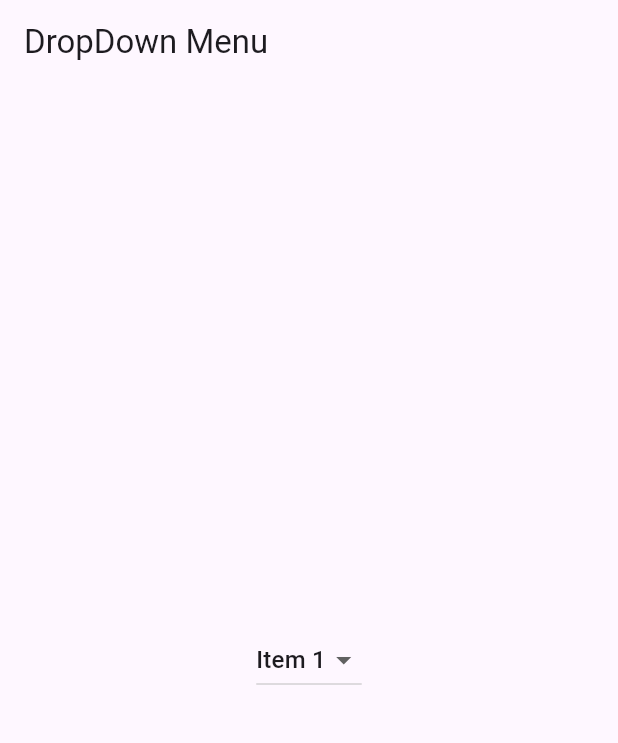
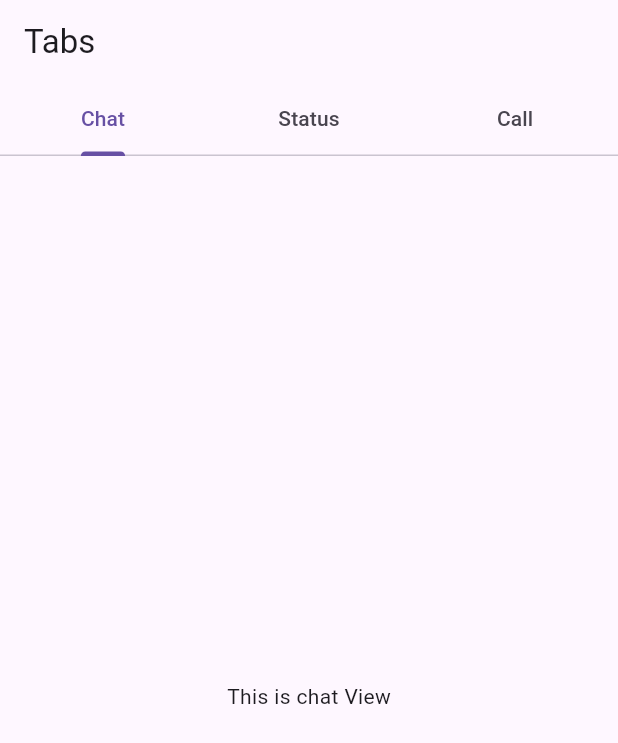
Before and after one commit to Nikhilbardeja/Flutter_Tutorial, a Flutter app: the screen it shows after launch, on a phone screen of 412 x 824 dp. Shown: the top 743 px of the screen. Run offline on Flutter 3.47's test engine with Material 3 defaults, Android fonts, the phone set to English and light mode, and no system bars.

Commit message:
tab bar - 36

```diff
--- /dev/null
+++ b/lib/chat_tab.dart
@@ -0,0 +1,10 @@
+import 'package:flutter/material.dart';
+
+class ChatTab extends StatelessWidget {
+  const ChatTab({super.key});
+
+  @override
+  Widget build(BuildContext context) {
+    return Center(child: Text("This is chat View"));
+  }
+}
--- a/lib/main.dart
+++ b/lib/main.dart
@@ -4,6 +4,7 @@ import 'package:first_application/navigation/profile_screen.dart';
 import 'package:first_application/navigation/routes_screen.dart';
 import 'package:first_application/navigation/settings_screen.dart';
 import 'package:first_application/popup_dropdown_menu.dart';
+import 'package:first_application/tabs_screen.dart';
 import 'package:first_application/utils/route_helper.dart';
 import 'package:flutter/material.dart';
 
@@ -17,7 +18,7 @@ class MyApp extends StatelessWidget {
   @override
   Widget build(BuildContext context) {
     return MaterialApp(
-      home: PopupDropdownMenu(),
+      home: TabsScreen(),
       debugShowCheckedModeBanner: false,
       // initialRoute: '/',
       // routes: myRoutes(),
--- /dev/null
+++ b/lib/tabs_screen.dart
@@ -0,0 +1,47 @@
+import 'package:first_application/chat_tab.dart';
+import 'package:flutter/material.dart';
+
+class TabsScreen extends StatefulWidget {
+  const TabsScreen({super.key});
+
+  @override
+  State<StatefulWidget> createState() {
+    return _TabsScreenState();
+  }
+}
+
+class _TabsScreenState extends State<TabsScreen> {
+  @override
+  Widget build(BuildContext context) {
+    return Scaffold(
+      appBar: AppBar(title: Text("Tabs")),
+
+      body: DefaultTabController(
+        //can also define outside the scaffold and make scaffold its child
+        // and give TabBar() argument to `bottom:` parameter
+        length: 3,
+        child: Column(
+          children: [
+            TabBar(
+              // can also change colors of abels and all
+              tabs: [
+                Tab(text: "Chat"),
+                Tab(text: "Status"),
+                Tab(text: "Call"),
+              ],
+            ),
+            Flexible(
+              child: TabBarView(
+                children: [
+                  ChatTab(),
+                  Center(child: Text("This is Status View")),
+                  Center(child: Text("This is Call View")),
+                ],
+              ),
+            ),
+          ],
+        ),
+      ),
+    );
+  }
+}
```
